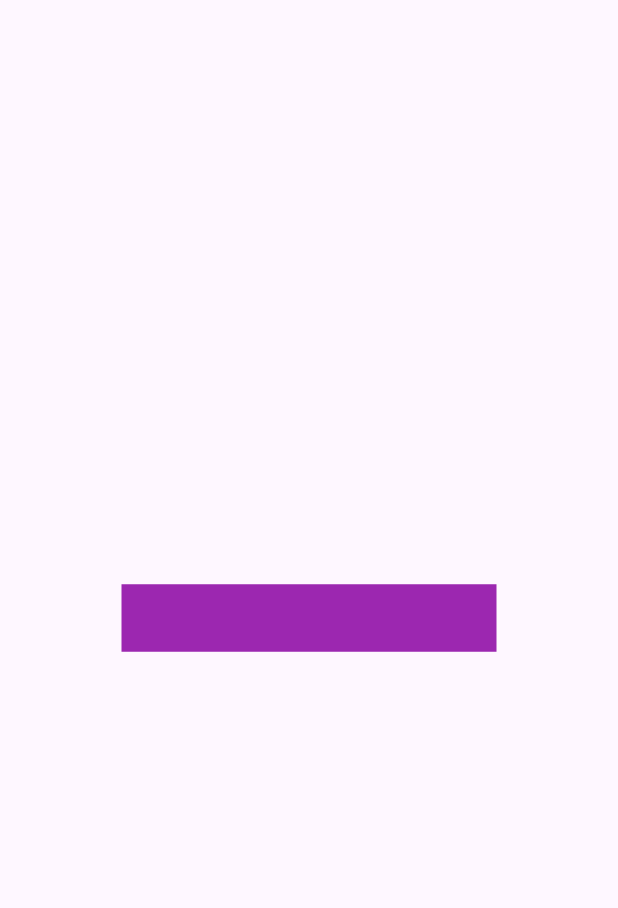
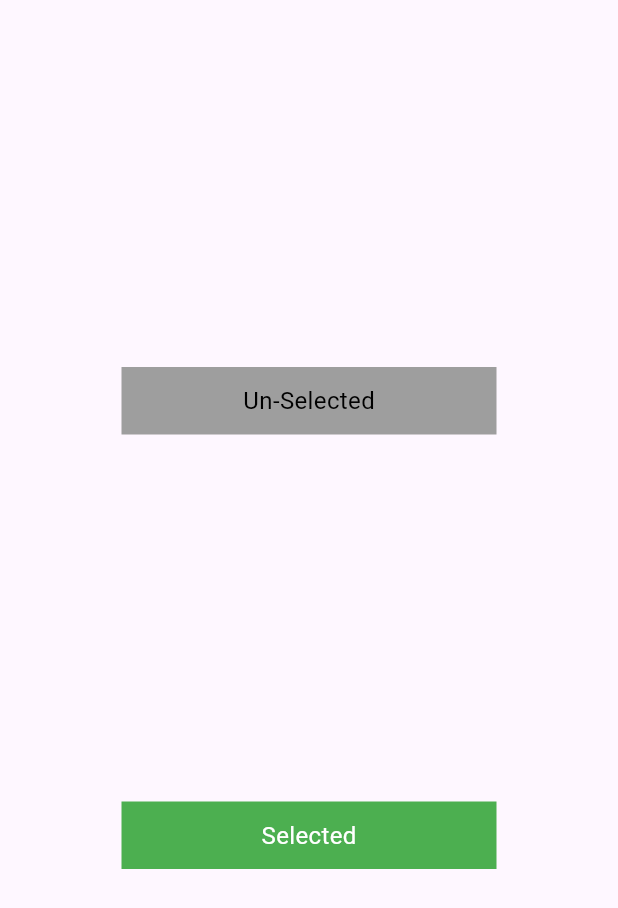
Before and after one commit to Ahmad163563/Learning, a Flutter app: the screen it shows after launch, on a phone screen of 412 x 824 dp. Shown: the top 908 px of the screen. Run offline on Flutter 3.47's test engine with Material 3 defaults, Android fonts, the phone set to English and light mode, and no system bars; our stand-ins replace get.

Commit message:
new code

```diff
--- a/lib/TurnaryProject.dart
+++ b/lib/TurnaryProject.dart
@@ -13,19 +13,64 @@ class _TurnaryState extends State<Turnary> {
     return Scaffold(
       body: Center(
         child:
+        Column(
+          mainAxisAlignment: MainAxisAlignment.spaceEvenly,
+          children: [
             InkWell(
               onTap: (){
 i=1;
+setState(() {
+
+});
               },
               child: Container(
                 height: 45,
                 width: 250,
               color:
+               i == 0 ? Colors.grey : Colors.green,
+                alignment: Alignment.center, // Center text
+                child: Text(
+                  i == 0 ? 'Un-Selected' : 'Selected',
+                  style: TextStyle(
+                    color: i == 0 ? Colors.black : Colors.white, // Text color change
+                    fontSize: 16,
+                  ),
+                ),
               //if(i==0){color: purple}
               //else{color: green,},
-          i==0? Colors.purple :Colors.green
+            // i==0? Colors.grey :Colors.green,
+           //   child: Text(i==0?'Un-Selected':'Selected'),
               //color: Colors.purple,
               ),
+            ),
+            InkWell(
+              onTap: (){
+i=0;
+setState(() {
+
+});
+              },
+              child: Container(
+                  height: 45,
+                  width: 250,
+                  color:
+                   i == 1 ? Colors.grey : Colors.green,
+                alignment: Alignment.center, // Center text
+                child: Text(
+                  i == 1 ? 'Un-Selected' : 'Selected',
+                  style: TextStyle(
+                    color: i == 0 ? Colors.white : Colors.black, // Text color change
+                    fontSize: 16,
+                  ),
+                ),
+                  //if(i==0){color: purple}
+                  //else{color: green,},
+                // i==1? Colors.grey :Colors.green,
+               // child: Text(i==1?'Un-Selected':'Selected'),
+                //color: Colors.purple,
+              ),
+            ),
+          ],
         ),
       )
     );
```
Lines whose indentation alone changed are shown as unchanged.
